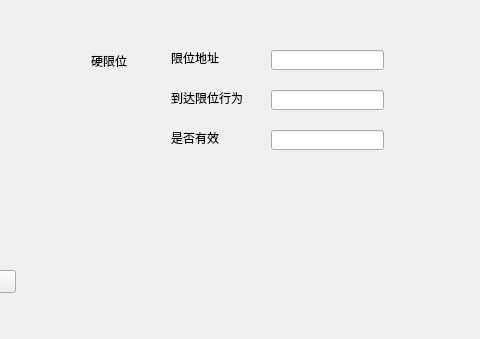
Old version of the form MainUI/systemwidget.ui in the repository Mr-tang0/MINIMTS; both pictures show x 436 to 916 and y 231 to 570 of the 916 by 570 pixel window.
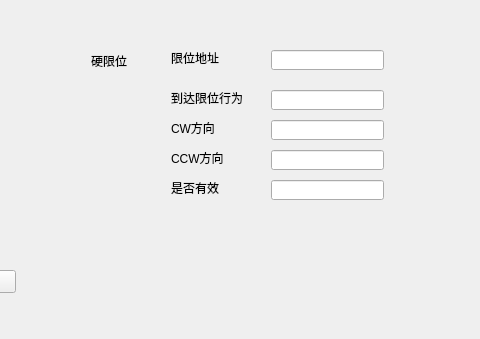
New version of the form. The open tabs and pages were chosen to show the change.

The edit to the form file:
```diff
--- a/MainUI/systemwidget.ui
+++ b/MainUI/systemwidget.ui
@@ -548,7 +548,7 @@
          <property name="geometry">
           <rect>
            <x>510</x>
-           <y>350</y>
+           <y>400</y>
            <width>91</width>
            <height>16</height>
           </rect>
@@ -561,7 +561,7 @@
          <property name="geometry">
           <rect>
            <x>610</x>
-           <y>350</y>
+           <y>400</y>
            <width>113</width>
            <height>20</height>
           </rect>
@@ -590,6 +590,52 @@
           </rect>
          </property>
         </widget>
+        <widget class="QLabel" name="label_40">
+         <property name="geometry">
+          <rect>
+           <x>510</x>
+           <y>340</y>
+           <width>91</width>
+           <height>16</height>
+          </rect>
+         </property>
+         <property name="text">
+          <string>CW方向</string>
+         </property>
+        </widget>
+        <widget class="QLabel" name="label_41">
+         <property name="geometry">
+          <rect>
+           <x>510</x>
+           <y>370</y>
+           <width>91</width>
+           <height>16</height>
+          </rect>
+         </property>
+         <property name="text">
+          <string>CCW方向</string>
+         </property>
+        </widget>
+        <widget class="QLineEdit" name="cwLimit">
+         <property name="geometry">
+          <rect>
+           <x>610</x>
+           <y>340</y>
+           <width>113</width>
+           <height>20</height>
+          </rect>
+         </property>
+        </widget>
+        <widget class="QLineEdit" name="ccwLimit">
+         <property name="geometry">
+          <rect>
+           <x>610</x>
+           <y>370</y>
+           <width>113</width>
+           <height>20</height>
+          </rect>
+         </property>
+        </widget>
        </widget>
        <widget class="QWidget" name="advanceSet">
         <widget class="QLabel" name="label_16">
```
Left out of the diff: 2 changed lines with no effect on the pictures.
